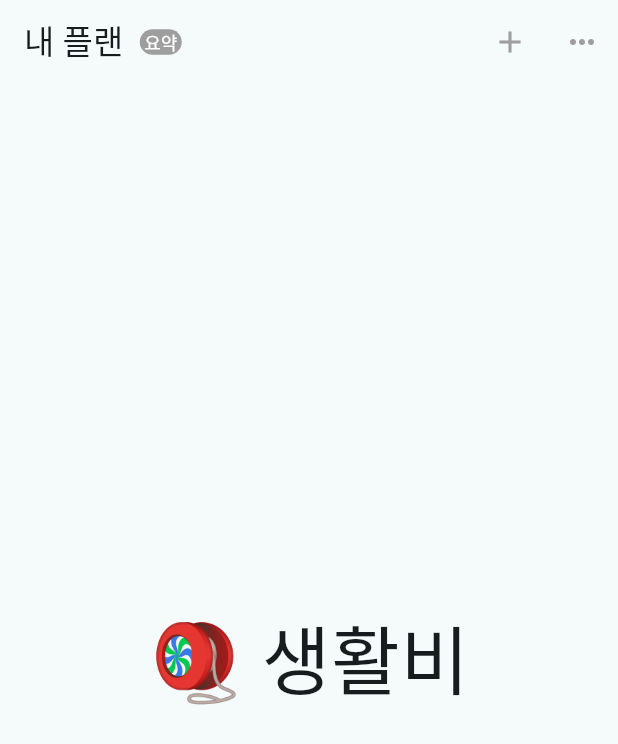
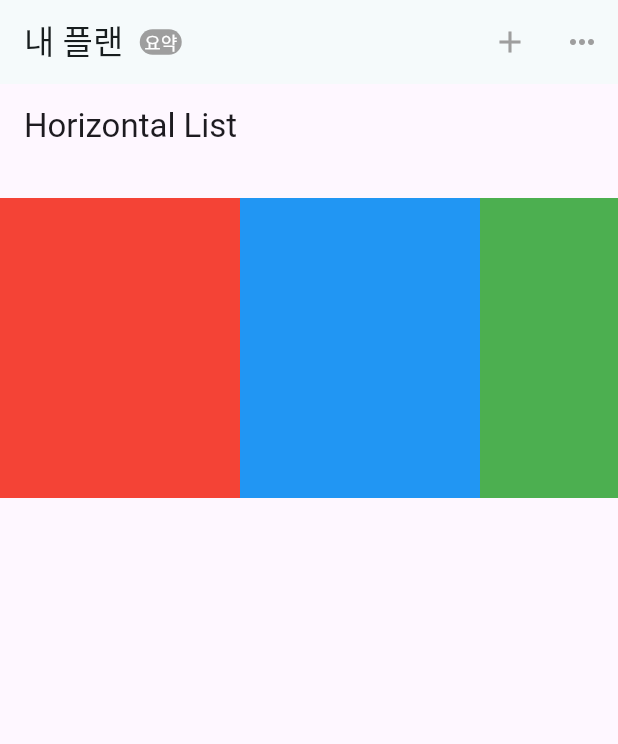
Before and after one commit to flutter-fantastic-crew/ej, a Flutter app: the screen it shows after launch, on a phone screen of 412 x 824 dp. Shown: the top 744 px of the screen. Run offline on Flutter 3.47's test engine with Material 3 defaults, Android fonts, the phone set to English and light mode, and no system bars.

Commit message:
🚧 body list example 추가

```diff
--- /dev/null
+++ b/lib/components/horizontal_list.dart
@@ -0,0 +1,51 @@
+import 'package:flutter/material.dart';
+
+void main() => runApp(const HorizontalList());
+
+class HorizontalList extends StatelessWidget {
+  const HorizontalList({super.key});
+
+  @override
+  Widget build(BuildContext context) {
+    const title = 'Horizontal List';
+
+    return MaterialApp(
+      title: title,
+      home: Scaffold(
+        appBar: AppBar(
+          title: const Text(title),
+        ),
+        body: Container(
+          margin: const EdgeInsets.symmetric(vertical: 20),
+          height: 200,
+          child: ListView(
+            // This next line does the trick.
+            scrollDirection: Axis.horizontal,
+            children: <Widget>[
+              Container(
+                width: 160,
+                color: Colors.red,
+              ),
+              Container(
+                width: 160,
+                color: Colors.blue,
+              ),
+              Container(
+                width: 160,
+                color: Colors.green,
+              ),
+              Container(
+                width: 160,
+                color: Colors.yellow,
+              ),
+              Container(
+                width: 160,
+                color: Colors.orange,
+              ),
+            ],
+          ),
+        ),
+      ),
+    );
+  }
+}
--- a/lib/screens/plan_screen.dart
+++ b/lib/screens/plan_screen.dart
@@ -1,5 +1,6 @@
 import 'package:flutter/material.dart';
 import 'package:scone_clone/components/app_bar_widget.dart';
+import 'package:scone_clone/components/horizontal_list.dart';
 class PlanScreen extends StatefulWidget {
   const PlanScreen({super.key});
 
@@ -16,12 +17,7 @@ class _PlanScreenState extends State<PlanScreen> {
   Widget build(BuildContext context) {
     return Scaffold(
       appBar: AppBarWidget(),
-      body: const Center(
-          child: Text(
-            '🪀 생활비',
-            style: TextStyle(fontSize: 50),
-          ),
-        ),
+      body: const HorizontalList()
     );
   }
 }
```
